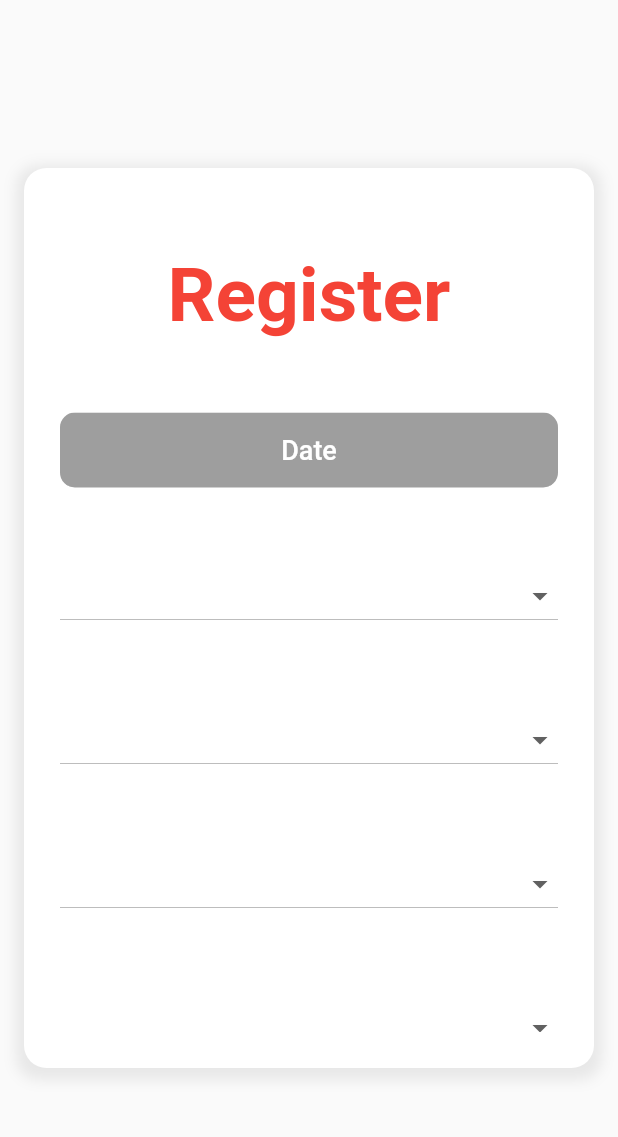
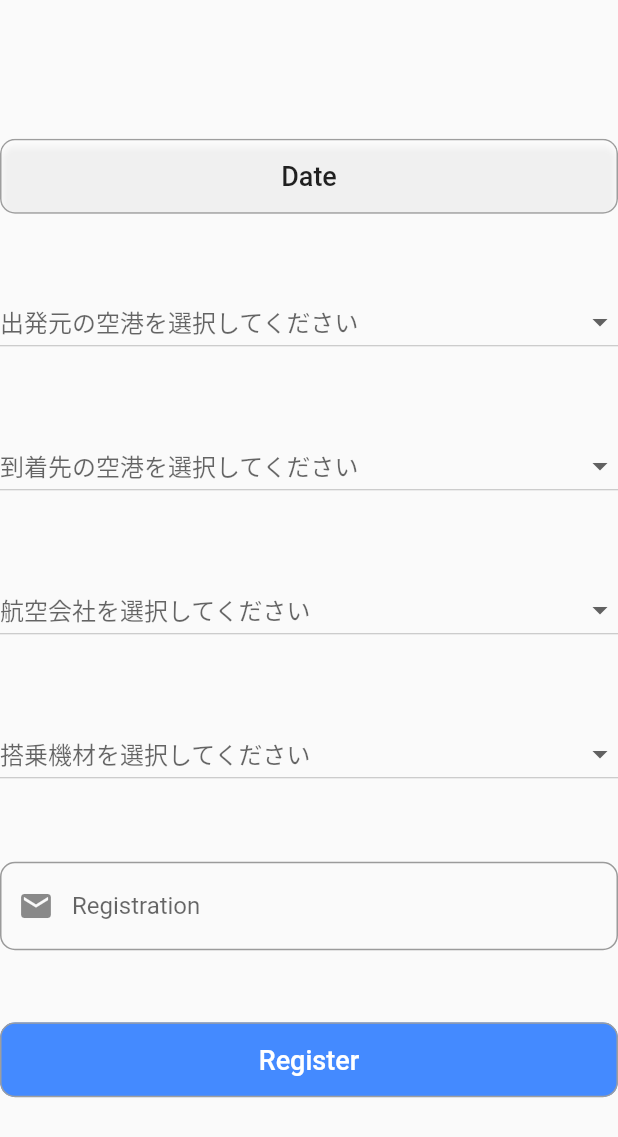
Before and after one commit to jiyuujin/aviation-web, a Flutter app: the NewFlightPage screen opened directly, on a phone screen of 412 x 824 dp. Shown: the top 1137 px of the screen. Run offline on Flutter 3.47's test engine with Material 2 defaults, Android fonts, the light colour scheme and no system bars; our stand-ins replace cloud_firestore, firebase_auth, firebase_core, fl_chart; accounts and stored records are empty.

Commit message:
refactor: layouts

```diff
--- a/lib/data/flight.constants.dart
+++ b/lib/data/flight.constants.dart
@@ -1,58 +1,58 @@
 final List<int> year = [2016, 2017, 2018, 2019, 2020, 2021, 2022];
 
-final List<Map<String, dynamic>> kAirportList = [
-  {'value': 0, 'text': '東京羽田 / HND'},
-  {'value': 1, 'text': '東京成田 / NRT'},
-  {'value': 2, 'text': '大阪伊丹 / ITM'},
-  {'value': 3, 'text': '大阪関西 / KIX'},
-  {'value': 4, 'text': '福岡 / FUK'},
-  {'value': 5, 'text': '千歳 / CTS'},
-  {'value': 6, 'text': '中部 / NGO'},
-  {'value': 7, 'text': '那覇 / OKA'},
-  {'value': 8, 'text': '鹿児島 / KOJ'},
-  {'value': 9, 'text': '天草 / AXJ'},
-  {'value': 10, 'text': '神戸 / UKB'},
-  {'value': 11, 'text': '熊本 / KMJ'},
-  {'value': 12, 'text': '米子 / YGJ'},
-  {'value': 13, 'text': '秋田 / AXT'},
-  {'value': 14, 'text': 'バンコク / BKK'},
-  {'value': 15, 'text': '台北 / TPE'},
-  {'value': 16, 'text': '石垣 / ISG'},
-];
+const String kAirportList = '''[
+  {"value": 0, "text": "東京羽田 / HND"},
+  {"value": 1, "text": "東京成田 / NRT"},
+  {"value": 2, "text": "大阪伊丹 / ITM"},
+  {"value": 3, "text": "大阪関西 / KIX"},
+  {"value": 4, "text": "福岡 / FUK"},
+  {"value": 5, "text": "千歳 / CTS"},
+  {"value": 6, "text": "中部 / NGO"},
+  {"value": 7, "text": "那覇 / OKA"},
+  {"value": 8, "text": "鹿児島 / KOJ"},
+  {"value": 9, "text": "天草 / AXJ"},
+  {"value": 10, "text": "神戸 / UKB"},
+  {"value": 11, "text": "熊本 / KMJ"},
+  {"value": 12, "text": "米子 / YGJ"},
+  {"value": 13, "text": "秋田 / AXT"},
+  {"value": 14, "text": "バンコク / BKK"},
+  {"value": 15, "text": "台北 / TPE"},
+  {"value": 16, "text": "石垣 / ISG"}
+]''';
 
-final List<Map<String, dynamic>> kAirlineList = [
-  {'value': 0, 'text': 'JAL', 'image': 'jal'},
-  {'value': 1, 'text': 'ANA', 'image': 'ana'},
-  {'value': 2, 'text': 'Skymark', 'image': 'skymark'},
-  {'value': 3, 'text': 'Starflyer', 'image': 'starflyer'},
-  {'value': 4, 'text': 'SolaseedAir', 'image': 'solaseed'},
-  {'value': 5, 'text': 'AirDo', 'image': 'airdo'},
-  {'value': 6, 'text': 'Peach', 'image': 'peach'},
-  {'value': 7, 'text': 'JetstarJapan', 'image': 'jetstar'},
-  {'value': 8, 'text': 'ValillaAir', 'image': 'vanilla'},
-  {'value': 9, 'text': 'SpringJapan', 'image': 'spring'},
-  {'value': 10, 'text': 'AirasiaJapan', 'image': 'airasia'},
-  {'value': 11, 'text': 'AmakusaAirline', 'image': 'amx'},
-  {'value': 12, 'text': 'Thai Airways', 'image': 'thaiair'},
-  {'value': 13, 'text': 'China Airlines', 'image': 'ci'},
-  {'value': 14, 'text': 'Eva Airways', 'image': 'eva'},
-  {'value': 15, 'text': 'V Air', 'image': 'v'},
-  {'value': 16, 'text': 'Tiger Air', 'image': 'tiger'},
-];
+const String kAirlineList = '''[
+  {"value": 0, "text": "JAL", "image": "jal"},
+  {"value": 1, "text": "ANA", "image": "ana"},
+  {"value": 2, "text": "Skymark", "image": "skymark"},
+  {"value": 3, "text": "Starflyer", "image": "starflyer"},
+  {"value": 4, "text": "SolaseedAir", "image": "solaseed"},
+  {"value": 5, "text": "AirDo", "image": "airdo"},
+  {"value": 6, "text": "Peach", "image": "peach"},
+  {"value": 7, "text": "JetstarJapan", "image": "jetstar"},
+  {"value": 8, "text": "ValillaAir", "image": "vanilla"},
+  {"value": 9, "text": "SpringJapan", "image": "spring"},
+  {"value": 10, "text": "AirasiaJapan", "image": "airasia"},
+  {"value": 11, "text": "AmakusaAirline", "image": "amx"},
+  {"value": 12, "text": "Thai Airways", "image": "thaiair"},
+  {"value": 13, "text": "China Airlines", "image": "ci"},
+  {"value": 14, "text": "Eva Airways", "image": "eva"},
+  {"value": 15, "text": "V Air", "image": "v"},
+  {"value": 16, "text": "Tiger Air", "image": "tiger"}
+]''';
 
-final List<Map<String, dynamic>> kBoardingTypeList = [
-  {'value': 0, 'text': 'Boeing787-9'},
-  {'value': 1, 'text': 'Boeing787-8'},
-  {'value': 2, 'text': 'Boeing777-3'},
-  {'value': 3, 'text': 'Boeing777-2'},
-  {'value': 4, 'text': 'Boeing767-3'},
-  {'value': 5, 'text': 'Boeing737-8'},
-  {'value': 6, 'text': 'Boeing737-7'},
-  {'value': 7, 'text': 'Boeing737-5'},
-  {'value': 8, 'text': 'Embraer190'},
-  {'value': 9, 'text': 'ATR42-6'},
-  {'value': 10, 'text': 'Airbus A350'},
-  {'value': 11, 'text': 'Airbus A321'},
-  {'value': 12, 'text': 'Airbus A320'},
-  {'value': 13, 'text': 'Boeing747-4'},
-];
+const String kBoardingTypeList = '''[
+  {"value": 0, "text": "Boeing787-9"},
+  {"value": 1, "text": "Boeing787-8"},
+  {"value": 2, "text": "Boeing777-3"},
+  {"value": 3, "text": "Boeing777-2"},
+  {"value": 4, "text": "Boeing767-3"},
+  {"value": 5, "text": "Boeing737-8"},
+  {"value": 6, "text": "Boeing737-7"},
+  {"value": 7, "text": "Boeing737-5"},
+  {"value": 8, "text": "Embraer190"},
+  {"value": 9, "text": "ATR42-6"},
+  {"value": 10, "text": "Airbus A350"},
+  {"value": 11, "text": "Airbus A321"},
+  {"value": 12, "text": "Airbus A320"},
+  {"value": 13, "text": "Boeing747-4"}
+]''';
--- /dev/null
+++ b/lib/entities/flight.entity.dart
@@ -0,0 +1,70 @@
+import 'dart:convert';
+
+List<Airport> airportFromJson(String str) =>
+    List<Airport>.from(json.decode(str).map((x) => Airport.fromJson(x)));
+
+List<Airline> airlineFromJson(String str) =>
+    List<Airline>.from(json.decode(str).map((x) => Airline.fromJson(x)));
+
+List<BoardingType> boardingTypeFromJson(String str) => List<BoardingType>.from(
+    json.decode(str).map((x) => BoardingType.fromJson(x)));
+
+String airportToJson(List<Airport> data) =>
+    json.encode(List<dynamic>.from(data.map((x) => x.toJson())));
+
+String airlineToJson(List<Airline> data) =>
+    json.encode(List<dynamic>.from(data.map((x) => x.toJson())));
+
+String boardingTypeToJson(List<BoardingType> data) =>
+    json.encode(List<dynamic>.from(data.map((x) => x.toJson())));
+
+class Airport {
+  Airport({required this.value, required this.text});
+
+  int value;
+  String text;
+
+  factory Airport.fromJson(Map<String, dynamic> json) => Airport(
+        value: json['value'],
+        text: json['text'],
+      );
+
+  Map<String, dynamic> toJson() => {
+        'value': value,
+        'text': text,
+      };
+}
+
+class Airline {
+  Airline({required this.value, required this.text, required this.image});
+
+  int value;
+  String text;
+  String image;
+
+  factory Airline.fromJson(Map<String, dynamic> json) =>
+      Airline(value: json['value'], text: json['text'], image: json['image']);
+
+  Map<String, dynamic> toJson() => {
+        'value': value,
+        'text': text,
+        'image': image,
+      };
+}
+
+class BoardingType {
+  BoardingType({required this.value, required this.text});
+
+  int value;
+  String text;
+
+  factory BoardingType.fromJson(Map<String, dynamic> json) => BoardingType(
+        value: json['value'],
+        text: json['text'],
+      );
+
+  Map<String, dynamic> toJson() => {
+        'value': value,
+        'text': text,
+      };
+}
--- a/lib/pages/new_flight_page.dart
+++ b/lib/pages/new_flight_page.dart
@@ -14,29 +14,9 @@ class _NewFlightPageState extends State<NewFlightPage> {
     return Scaffold(
       body: Stack(
         fit: StackFit.expand,
-        children: [
+        children: const [
           Center(
-            child: Container(
-              margin: const EdgeInsets.all(16),
-              padding: const EdgeInsets.all(24),
-              constraints: const BoxConstraints(
-                maxWidth: 500,
-                maxHeight: 600,
-              ),
-              decoration: BoxDecoration(
-                color: Colors.white,
-                borderRadius: BorderRadius.circular(15),
-                boxShadow: [
-                  BoxShadow(
-                    color: Colors.grey.withOpacity(0.2),
-                    spreadRadius: 5,
-                    blurRadius: 7,
-                    offset: const Offset(0, 3),
-                  ),
-                ],
-              ),
-              child: const NewFlight(),
-            ),
+            child: NewFlight(),
           )
         ],
       ),
--- a/lib/widgets/custom_button.dart
+++ b/lib/widgets/custom_button.dart
@@ -25,10 +25,22 @@ class CustomButton extends StatelessWidget {
               ? const CircularProgressIndicator()
               : Text(
                   text,
-                  style: const TextStyle(fontSize: 18),
+                  style: TextStyle(
+                      fontSize: 18,
+                      color: type == 'primary' ? Colors.white : Colors.black87),
                 ),
           style: ElevatedButton.styleFrom(
-            primary: type == 'primary' ? Colors.blueAccent : Colors.grey,
+            primary: type == 'primary'
+                ? Colors.blueAccent
+                : Colors.white60.withOpacity(0.8),
+            onPrimary: Colors.black12,
+            side: const BorderSide(
+              color: Colors.grey,
+              width: 1,
+            ),
+            shape: RoundedRectangleBorder(
+              borderRadius: BorderRadius.circular(10),
+            ),
           ),
           onPressed: onPressed,
         ),
--- a/lib/widgets/flight_form.dart
+++ b/lib/widgets/flight_form.dart
@@ -1,4 +1,5 @@
 import 'package:aviation_web/data/flight.constants.dart';
+import 'package:aviation_web/entities/flight.entity.dart';
 import 'package:aviation_web/widgets/custom_button.dart';
 import 'package:aviation_web/widgets/input_field.dart';
 import 'package:cloud_firestore/cloud_firestore.dart';
@@ -18,10 +19,10 @@ class _NewFlightState extends State<NewFlight> {
   bool _isRegister = true;
 
   DateTime _date = DateTime.now();
-  int _airline = 0;
-  int _departure = 0;
-  int _arrival = 0;
-  int _boardingType = 0;
+  Airline? _airline;
+  Airport? _departure;
+  Airport? _arrival;
+  BoardingType? _boardingType;
   String _registration = '';
 
   bool _isLoading = false;
@@ -38,19 +39,9 @@ class _NewFlightState extends State<NewFlight> {
 
   @override
   Widget build(BuildContext context) {
-    List<String> airports = [];
-    List<String> airlines = [];
-    List<String> boardingTypes = [];
-
-    kAirportList.forEach((Map<String, dynamic> a) {
-      airports.add(a['text']);
-    });
-    kAirlineList.forEach((Map<String, dynamic> a) {
-      airlines.add(a['text']);
-    });
-    kBoardingTypeList.forEach((Map<String, dynamic> a) {
-      boardingTypes.add(a['text']);
-    });
+    List<Airport> airports = airportFromJson(kAirportList);
+    List<Airline> airlines = airlineFromJson(kAirlineList);
+    List<BoardingType> boardingTypes = boardingTypeFromJson(kBoardingTypeList);
 
     return Form(
       key: _formKey,
@@ -59,15 +50,6 @@ class _NewFlightState extends State<NewFlight> {
           crossAxisAlignment: CrossAxisAlignment.center,
           children: [
             const SizedBox(height: 32),
-            Text(
-              _isRegister ? 'Register' : 'Update',
-              style: TextStyle(
-                fontSize: 50,
-                fontWeight: FontWeight.bold,
-                color: Theme.of(context).primaryColor,
-              ),
-            ),
-            const SizedBox(height: 48),
             CustomButton(
               isLoading: _isLoading,
               text: 'Date',
@@ -77,67 +59,72 @@ class _NewFlightState extends State<NewFlight> {
               },
             ),
             const SizedBox(height: 48),
-            DropdownButton(
-              items: <String>[...airports].map((String airport) {
-                return DropdownMenuItem<String>(
+            DropdownButton<Airport>(
+              items: airports.map<DropdownMenuItem<Airport>>((Airport airport) {
+                return DropdownMenuItem<Airport>(
                   value: airport,
-                  child: Text(airport),
+                  child: Text(airport.text),
                 );
               }).toList(),
-              onChanged: (value) {
-                List<Map<String, dynamic>> filter = (kAirportList
-                    .where((Map<String, dynamic> a) => a['text'] == value)
-                    .toList());
-                _departure = filter[0]['value'];
+              onChanged: (Airport? newValue) {
+                setState(() {
+                  _departure = newValue;
+                });
               },
+              hint: const Text('出発元の空港を選択してください'),
+              // value: _departure,
               isExpanded: true,
             ),
             const SizedBox(height: 48),
-            DropdownButton(
-              items: <String>[...airports].map((String airport) {
-                return DropdownMenuItem<String>(
+            DropdownButton<Airport>(
+              items: airports.map<DropdownMenuItem<Airport>>((Airport airport) {
+                return DropdownMenuItem<Airport>(
                   value: airport,
-                  child: Text(airport),
+                  child: Text(airport.text),
                 );
               }).toList(),
-              onChanged: (value) {
-                List<Map<String, dynamic>> filter = (kAirportList
-                    .where((Map<String, dynamic> a) => a['text'] == value)
-                    .toList());
-                _arrival = filter[0]['value'];
+              onChanged: (Airport? newValue) {
+                setState(() {
+                  _arrival = newValue;
+                });
               },
+              hint: const Text('到着先の空港を選択してください'),
+              // value: _arrival,
               isExpanded: true,
             ),
             const SizedBox(height: 48),
-            DropdownButton(
-              items: <String>[...airlines].map((String airline) {
-                return DropdownMenuItem<String>(
+            DropdownButton<Airline>(
+              items: airlines.map<DropdownMenuItem<Airline>>((Airline airline) {
+                return DropdownMenuItem<Airline>(
                   value: airline,
-                  child: Text(airline),
+                  child: Text(airline.text),
                 );
               }).toList(),
-              onChanged: (value) {
-                List<Map<String, dynamic>> filter = (kAirlineList
-                    .where((Map<String, dynamic> a) => a['text'] == value)
-                    .toList());
-                _airline = filter[0]['value'];
+              onChanged: (Airline? newValue) {
+                setState(() {
+                  _airline = newValue;
+                });
               },
+              hint: const Text('航空会社を選択してください'),
+              // value: _airline,
               isExpanded: true,
             ),
             const SizedBox(height: 48),
-            DropdownButton(
-              items: <String>[...boardingTypes].map((String boardingType) {
-                return DropdownMenuItem<String>(
+            DropdownButton<BoardingType>(
+              items: boardingTypes.map<DropdownMenuItem<BoardingType>>(
+                  (BoardingType boardingType) {
+                return DropdownMenuItem<BoardingType>(
                   value: boardingType,
-                  child: Text(boardingType),
+                  child: Text(boardingType.text),
                 );
               }).toList(),
-              onChanged: (value) {
-                List<Map<String, dynamic>> filter = (kBoardingTypeList
-                    .where((Map<String, dynamic> a) => a['text'] == value)
-                    .toList());
-                _boardingType = filter[0]['value'];
+              onChanged: (BoardingType? newValue) {
+                setState(() {
+                  _boardingType = newValue;
+                });
               },
+              hint: const Text('搭乗機材を選択してください'),
+              // value: _boardingType,
               isExpanded: true,
             ),
             const SizedBox(height: 48),
@@ -175,11 +162,11 @@ class _NewFlightState extends State<NewFlight> {
                             FirebaseFirestore.instance
                                 .collection('flights')
                                 .add({
-                              'time': _date,
-                              'departure': _departure,
-                              'arrival': _arrival,
-                              'airline': _airline,
-                              'boardingType': _boardingType,
+                              'time': _date.toString(),
+                              'departure': _departure!.value,
+                              'arrival': _arrival!.value,
+                              'airline': _airline!.value,
+                              'boardingType': _boardingType!.value,
                               'registration': _registration
                             });
                           } on FirebaseAuthException catch (e) {
```
Also changed, not shown: lib/main.dart (+39 -39 lines), lib/pages/detail_page.dart (deleted, +0 -84 lines), lib/pages/primary_page.dart (added, +35 -0 lines), lib/pages/secondary_page.dart (renamed from lib/pages/top_page.dart, +5 -4 lines), lib/services/flight.service.dart (+22 -15 lines), lib/widgets/charts/airline_chart_card.dart (+7 -5 lines), lib/widgets/charts/boarding_type_chart_card.dart (added, +106 -0 lines).
